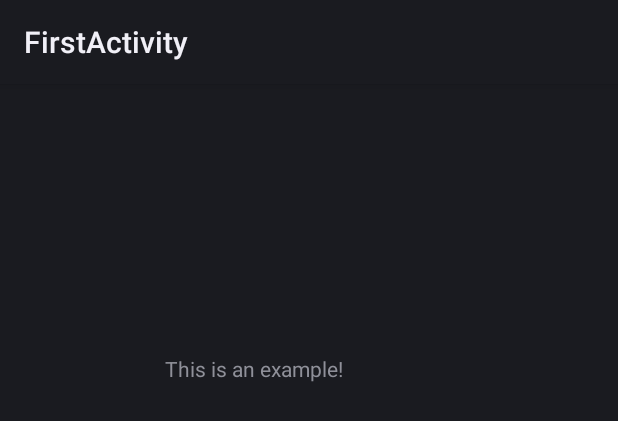
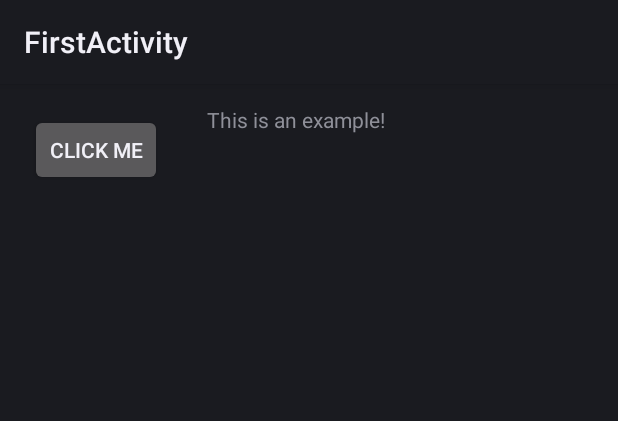
Before and after one commit to MyDevMobileCourse/FirstActivity, an Android app: the layout activity_main.xml on its own in the app's theme, with its tools: preview values and no code run, on a phone screen of 412 x 824 dp. Shown: the top 421 px of the screen. Run offline under Robolectric (Android 15) with nearby library versions, the phone set to English and light mode, and no system bars.

Commit message:
use button to show and hide text

```diff
--- a/app/src/main/res/layout/activity_main.xml
+++ b/app/src/main/res/layout/activity_main.xml
@@ -6,18 +6,24 @@
     android:layout_height="match_parent"
     tools:context=".MainActivity">
 
-    <TextView
+    <Button
+        android:id="@+id/myButton"
         android:layout_width="wrap_content"
         android:layout_height="wrap_content"
+        android:layout_margin="20dp"
+        android:padding="10dp"
+        android:text="Click me"></Button>
+
+    <TextView
         android:id="@+id/myText"
+        android:layout_width="wrap_content"
+        android:layout_height="wrap_content"
+        android:padding="10dp"
         android:text="This is an example!"
         app:layout_constraintBottom_toBottomOf="parent"
         app:layout_constraintEnd_toEndOf="parent"
         app:layout_constraintStart_toStartOf="parent"
-        app:layout_constraintTop_toTopOf="parent"
-        android:layout_marginLeft="100dp"
-        android:layout_marginTop="170dp"
-        android:padding="10dp"
-        />
+        app:layout_constraintTop_toTopOf="parent" />
+
 
 </LinearLayout>
```
Also changed, not shown: app/src/main/java/com/example/firstactivity/MainActivity.kt (+13 -10 lines).
